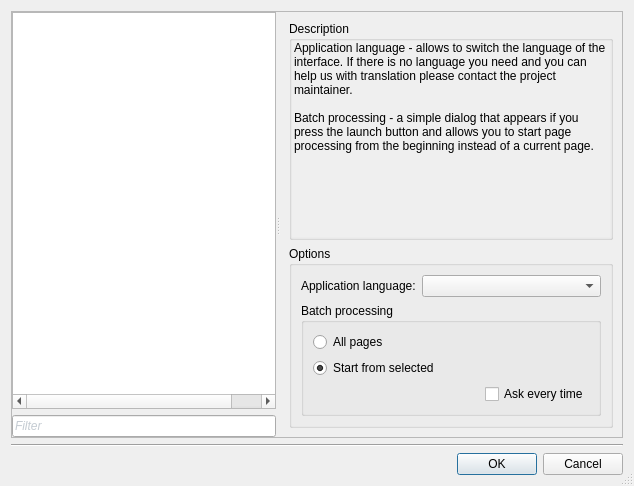
Above: ui/SettingsDialog.ui from ImageProcessing-ElectronicPublications/scantailor-deviant before the change. Below: the same form after it.
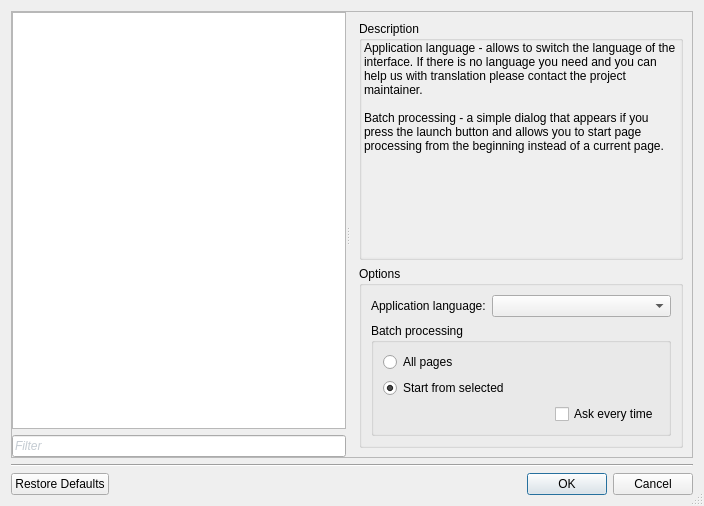
That is the form after the change. The open tabs and pages were chosen to show the change. Custom widgets are drawn as their Qt base class.

Commit message: Reset to defaults button in settings dialog

The edit to the form file:
```diff
--- a/ui/SettingsDialog.ui
+++ b/ui/SettingsDialog.ui
@@ -6,8 +6,8 @@
    <rect>
     <x>0</x>
     <y>0</y>
-    <width>634</width>
-    <height>486</height>
+    <width>704</width>
+    <height>506</height>
    </rect>
   </property>
   <property name="windowTitle">
@@ -222,8 +222,8 @@
                <rect>
                 <x>0</x>
                 <y>0</y>
-                <width>74</width>
-                <height>540</height>
+                <width>382</width>
+                <height>194</height>
                </rect>
               </property>
               <layout class="QVBoxLayout" name="verticalLayout_70">
@@ -2854,7 +2854,7 @@
       <enum>Qt::Horizontal</enum>
      </property>
      <property name="standardButtons">
-      <set>QDialogButtonBox::Cancel|QDialogButtonBox::Ok</set>
+      <set>QDialogButtonBox::Cancel|QDialogButtonBox::Ok|QDialogButtonBox::RestoreDefaults</set>
      </property>
     </widget>
    </item>
```
Left out of the diff: 56 changed lines with no effect on the pictures. The commit also changes 2 other files.
